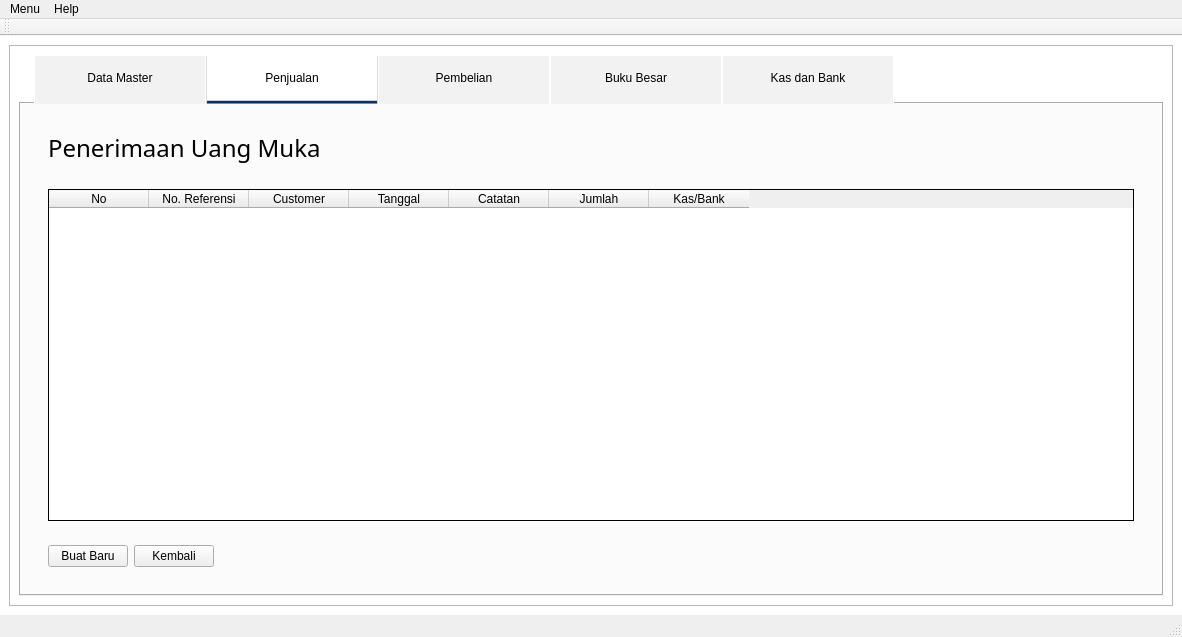
Old version of the form source/GUI.ui in the repository fnugrahendi/petuk.corp.
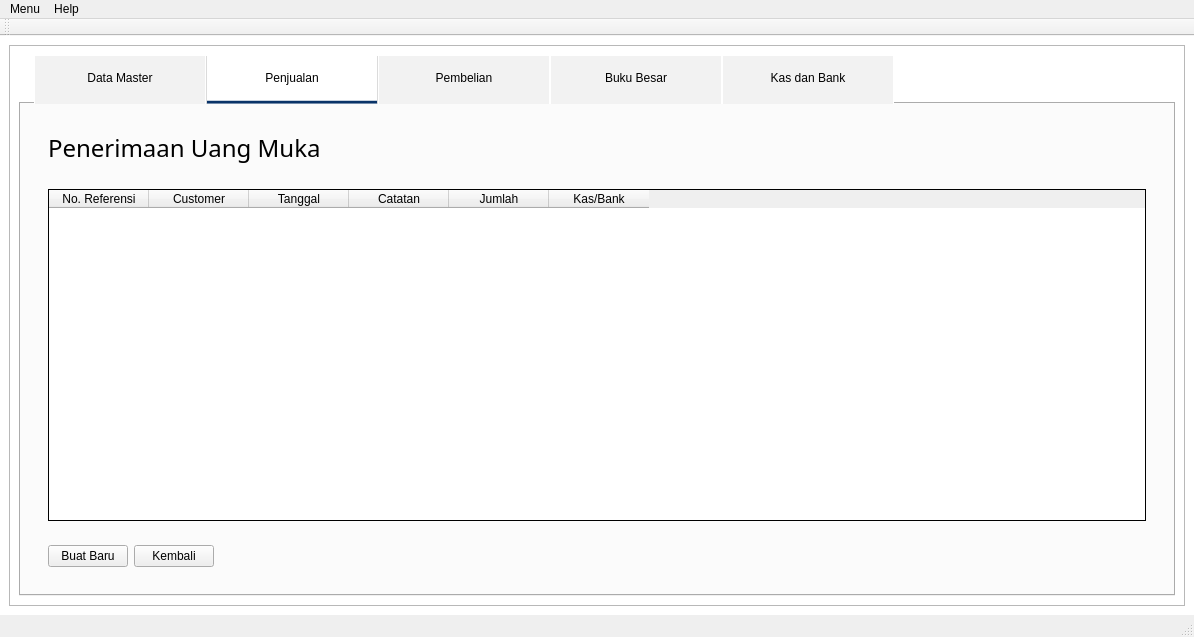
New version of the form. The open tabs and pages were chosen to show the change. Icons and pictures are not drawn.

Commit message: cetak uang muka dan menghapus nomor pada tabel

Patch:
```diff
--- a/source/GUI.ui
+++ b/source/GUI.ui
@@ -6,7 +6,7 @@
    <rect>
     <x>0</x>
     <y>0</y>
-    <width>870</width>
+    <width>1194</width>
     <height>637</height>
    </rect>
   </property>
@@ -7287,11 +7287,6 @@
                     <property name="cornerButtonEnabled">
                      <bool>true</bool>
                     </property>
-                    <column>
-                     <property name="text">
-                      <string>No</string>
-                     </property>
-                    </column>
                     <column>
                      <property name="text">
                       <string>No. Referensi</string>
@@ -10055,7 +10050,7 @@
     <rect>
      <x>0</x>
      <y>0</y>
-     <width>870</width>
+     <width>1194</width>
      <height>25</height>
     </rect>
    </property>
```
Left out of the diff: 15 changed lines with no effect on the pictures. The commit also changes 1 other file.
